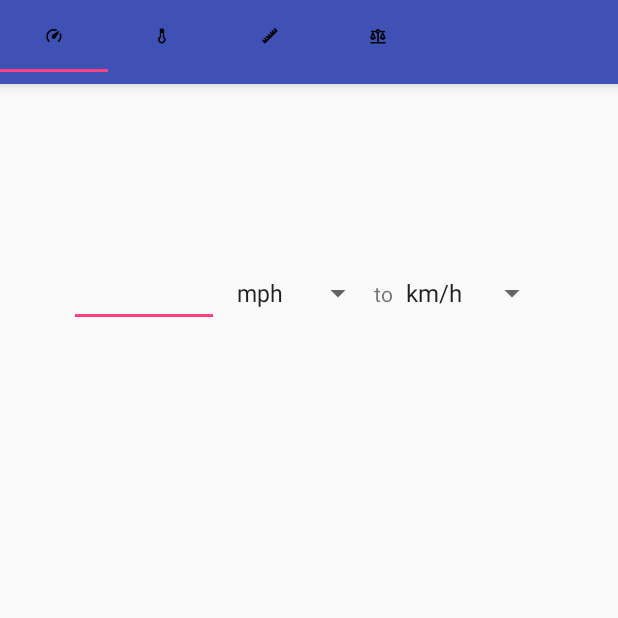
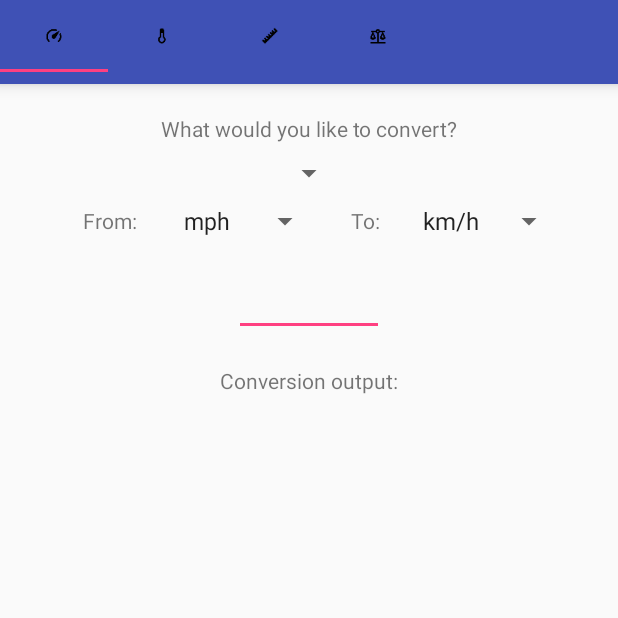
Before and after one commit to QRP0002/ElConversionGato, an Android app: the screen it shows after launch (MainActivity), on a phone screen of 412 x 824 dp, the top half of it. Run offline under Robolectric (Android 15) with nearby library versions, the light colour scheme and no system bars.

Commit message:
Cleaned up the UI to make more friendly.

```diff
--- a/app/src/main/res/layout/fragment_conversions.xml
+++ b/app/src/main/res/layout/fragment_conversions.xml
@@ -5,21 +5,36 @@
     android:orientation="vertical"
     tools:context="fragments.tabs.SpeedFragment">
 
+    <TextView
+        android:layout_width="wrap_content"
+        android:layout_height="wrap_content"
+        android:layout_gravity="center"
+        android:paddingTop="20dp"
+        android:text="@string/do_tv"/>
+
+    <Spinner
+        android:layout_width="wrap_content"
+        android:layout_height="wrap_content"
+        android:id="@+id/top_type_spinner"
+        android:layout_gravity="center"
+        android:paddingTop="20dp"
+        android:paddingBottom="20dp">
+    </Spinner>
+
     <LinearLayout
         android:layout_width="match_parent"
         android:layout_height="wrap_content"
         android:layout_gravity="center_horizontal"
-        android:layout_weight="1"
         android:gravity="center"
         android:orientation="horizontal">
 
-        <EditText
-            android:id="@+id/conversion_input_et"
-            android:layout_width="100dp"
+        <TextView
+            android:layout_width="wrap_content"
             android:layout_height="wrap_content"
             android:gravity="center"
-            android:inputType="number"
-            android:maxLines="1"/>
+            android:text="@string/from_tv"
+            android:paddingRight="20dp"
+            android:paddingLeft="20dp"/>
 
         <Spinner
             android:id="@+id/first_spinner"
@@ -29,11 +44,12 @@
         </Spinner>
 
         <TextView
-            android:id="@+id/to_tv"
             android:layout_width="wrap_content"
             android:layout_height="wrap_content"
             android:gravity="center"
-            android:text="@string/to_et"/>
+            android:text="@string/to_tv"
+            android:paddingRight="20dp"
+            android:paddingLeft="20dp"/>
 
         <Spinner
             android:id="@+id/second_spinner"
@@ -43,18 +59,30 @@
         </Spinner>
     </LinearLayout>
 
-    <LinearLayout
-        android:layout_width="match_parent"
+    <EditText
+        android:id="@+id/conversion_input_et"
+        android:layout_width="100dp"
         android:layout_height="wrap_content"
-        android:layout_weight="2"
-        android:gravity="center"
-        android:orientation="vertical"
-        >
+        android:layout_gravity="center_horizontal"
+        android:inputType="numberDecimal"
+        android:maxLines="1"
+        android:paddingTop="20dp"
+        android:paddingBottom="20dp"/>
 
-        <TextView
-            android:layout_width="wrap_content"
-            android:layout_height="wrap_content"
-            android:id="@+id/conversion_output_tv"/>
-    </LinearLayout>
+    <TextView
+        android:layout_width="wrap_content"
+        android:layout_height="wrap_content"
+        android:text="@string/conversion_tv"
+        android:layout_gravity="center"
+        android:paddingTop="20dp"
+        android:paddingBottom="20dp"/>
+
+    <TextView
+        android:layout_width="wrap_content"
+        android:layout_height="wrap_content"
+        android:id="@+id/conversion_output_tv"
+        android:layout_gravity="center"
+        android:paddingTop="20dp"
+        android:paddingBottom="20dp"/>
 
 </LinearLayout>
--- a/app/src/main/res/values/strings.xml
+++ b/app/src/main/res/values/strings.xml
@@ -5,7 +5,16 @@
     <string name="title_activity_main">MainActivity</string>
 
     <!-- Universal -->
-    <string name="to_et"> to </string>
+    <string name="to_tv"> To: </string>
+    <string name="from_tv"> From: </string>
+    <string name="do_tv">What would you like to convert?</string>
+    <string name="conversion_tv">Conversion output:</string>
+    <string-array name="type_spinner">
+        <item>Length</item>
+        <item>Speed</item>
+        <item>Mass</item>
+        <item>Temperature</item>
+    </string-array>
 
     <!--Speed Fragment-->
     <string-array name="speed_spinner_types">
```
